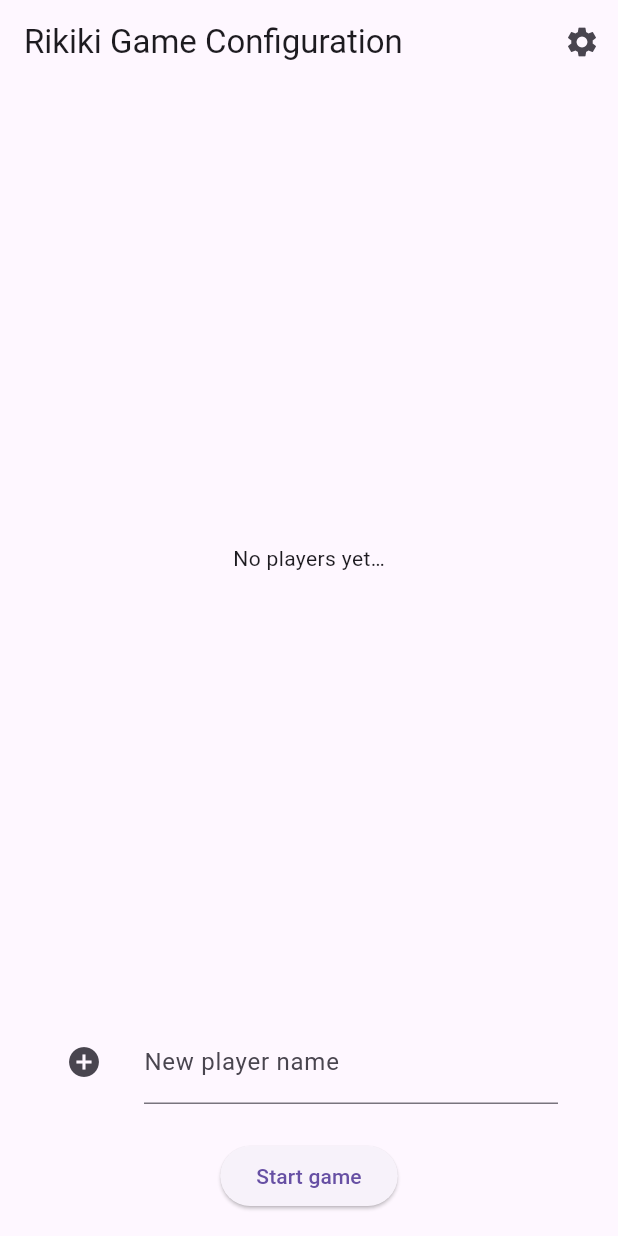
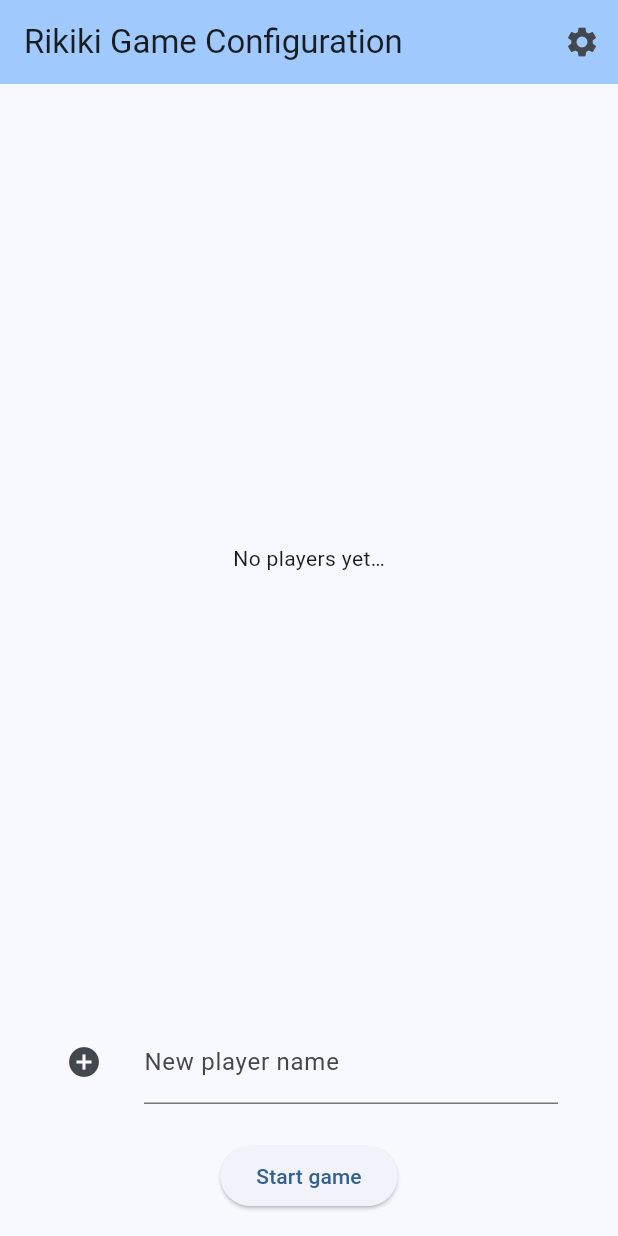
Before and after one commit to SebStreb/rikiki, a Flutter app: the screen it shows after launch, on a phone screen of 412 x 824 dp. Run offline on Flutter 3.47's test engine with Material 3 defaults, Android fonts, the phone set to English and light mode, and no system bars.

Commit message:
UI update

```diff
--- a/lib/main.dart
+++ b/lib/main.dart
@@ -14,13 +14,22 @@ class MyApp extends StatelessWidget {
 
   @override
   Widget build(BuildContext context) {
-
     return ChangeNotifierProvider<GameViewModel>(
       create: (context) => GameViewModel(),
       child: MaterialApp(
         title: 'Rikiki',
         debugShowCheckedModeBanner: false,
-        theme: ThemeData(primarySwatch: Colors.blue),
+        theme: ThemeData(
+          colorScheme: ColorScheme.fromSeed(seedColor: Colors.blue),
+          useMaterial3: true,
+        ),
+        darkTheme: ThemeData(
+          colorScheme: ColorScheme.fromSeed(
+            brightness: Brightness.dark,
+            seedColor: Colors.blue,
+          ),
+          useMaterial3: true,
+        ),
         initialRoute: "/start",
         routes: {
           "/start": (context) => const StartScreen(),
--- a/lib/views/dialogs/config_dialog.dart
+++ b/lib/views/dialogs/config_dialog.dart
@@ -4,7 +4,7 @@ import 'package:provider/provider.dart';
 import 'package:rikiki_multiplatform/view_models/game_view_model.dart';
 
 class ConfigDialog extends StatefulWidget {
-  const ConfigDialog({Key? key}) : super(key: key);
+  const ConfigDialog({super.key});
 
   @override
   State<ConfigDialog> createState() => _ConfigDialogState();
--- a/lib/views/dialogs/error_dialog.dart
+++ b/lib/views/dialogs/error_dialog.dart
@@ -3,7 +3,7 @@ import 'package:flutter/material.dart';
 class ErrorDialog extends StatelessWidget {
   final String message;
 
-  const ErrorDialog({Key? key, required this.message}) : super(key: key);
+  const ErrorDialog({super.key, required this.message});
 
   @override
   Widget build(BuildContext context) {
--- a/lib/views/dialogs/points_dialog.dart
+++ b/lib/views/dialogs/points_dialog.dart
@@ -3,7 +3,7 @@ import 'package:provider/provider.dart';
 import 'package:rikiki_multiplatform/view_models/game_view_model.dart';
 
 class PointsDialog extends StatelessWidget {
-  const PointsDialog({Key? key}) : super(key: key);
+  const PointsDialog({super.key});
 
   @override
   Widget build(BuildContext context) {
--- a/lib/views/screens/start_screen.dart
+++ b/lib/views/screens/start_screen.dart
@@ -10,7 +10,7 @@ import 'package:rikiki_multiplatform/views/dialogs/error_dialog.dart';
 import '../dialogs/config_dialog.dart';
 
 class StartScreen extends StatefulWidget {
-  const StartScreen({Key? key}) : super(key: key);
+  const StartScreen({super.key});
 
   @override
   State<StartScreen> createState() => _StartScreenState();
@@ -20,13 +20,16 @@ class _StartScreenState extends State<StartScreen> {
   final players = <String>[];
 
   @override
-  Widget build(BuildContext context) {
-    return Scaffold(
+  Widget build(BuildContext context) => Scaffold(
         appBar: AppBar(
+          backgroundColor: Theme.of(context).colorScheme.inversePrimary,
           title: const Text("Rikiki Game Configuration"),
           actions: [
             IconButton(
-            onPressed: () => showDialog(context: context, builder: (context) => const ConfigDialog()),
+              onPressed: () => showDialog(
+                context: context,
+                builder: (context) => const ConfigDialog(),
+              ),
               icon: const Icon(Icons.settings),
             ),
           ],
@@ -40,7 +43,8 @@ class _StartScreenState extends State<StartScreen> {
                   child: PlayersComponent(
                     players: players,
                     addPlayer: (player) => setState(() => players.add(player)),
-                  removePlayer: (index) => setState(() => players.removeAt(index)),
+                    removePlayer: (index) =>
+                        setState(() => players.removeAt(index)),
                     movePlayer: (oldIndex, newIndex) => setState(() {
                       if (oldIndex < newIndex) {
                         newIndex -= 1;
@@ -56,10 +60,12 @@ class _StartScreenState extends State<StartScreen> {
                     if (players.length < 2) {
                       showDialog(
                         context: context,
-                      builder: (context) => const ErrorDialog(message: "Enter a least two players."),
+                        builder: (context) => const ErrorDialog(
+                            message: "Enter a least two players."),
                       );
                     } else {
-                    Provider.of<GameViewModel>(context, listen: false).start(players);
+                      Provider.of<GameViewModel>(context, listen: false)
+                          .start(players);
                       Navigator.pushReplacementNamed(context, "/game");
                     }
                   },
@@ -72,4 +78,3 @@ class _StartScreenState extends State<StartScreen> {
         ),
       );
 }
-}
```
Also changed, not shown: lib/models/round.dart (+5 -2 lines), lib/view_models/game_view_model.dart (+31 -11 lines), lib/views/components/bets_component.dart (+17 -2 lines), lib/views/components/tricks_component.dart (+28 -7 lines), lib/views/screens/game_screen.dart (+15 -10 lines), lib/views/screens/result_screen.dart (+7 -3 lines), pubspec.lock, 5 other files. Lines whose indentation alone changed are shown as unchanged.
